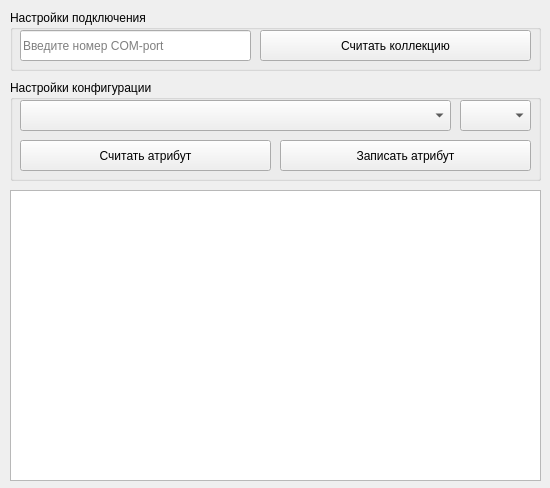
This is libs/maket.ui in loccupy/Emergency_Configurator as Qt 5 draws it before an edit. The edited form follows.
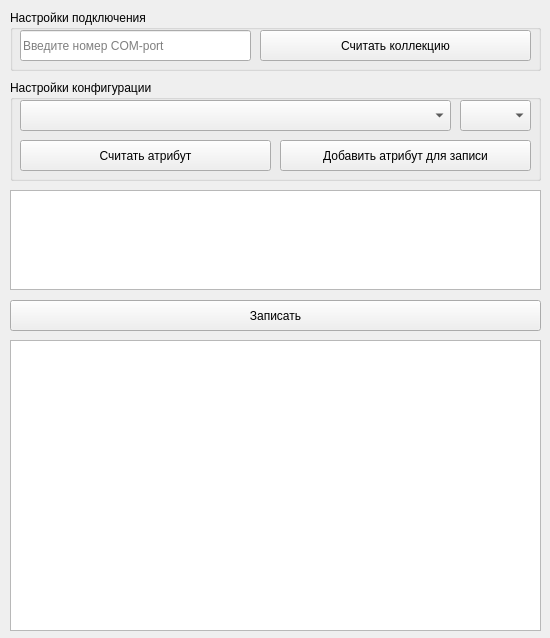
This is the edited form.

The edit to the form file:
```diff
--- a/libs/maket.ui
+++ b/libs/maket.ui
@@ -7,7 +7,7 @@
     <x>0</x>
     <y>0</y>
     <width>550</width>
-    <height>488</height>
+    <height>638</height>
    </rect>
   </property>
   <property name="minimumSize">
@@ -92,7 +92,7 @@
    <property name="geometry">
     <rect>
      <x>10</x>
-     <y>190</y>
+     <y>340</y>
      <width>531</width>
      <height>291</height>
     </rect>
@@ -170,7 +170,7 @@
      <string>Считать атрибут</string>
     </property>
    </widget>
-   <widget class="QPushButton" name="write">
+   <widget class="QPushButton" name="add_attribute">
     <property name="geometry">
      <rect>
       <x>270</x>
@@ -180,10 +180,48 @@
      </rect>
     </property>
     <property name="text">
-     <string>Записать атрибут</string>
+     <string>Добавить атрибут для записи</string>
     </property>
    </widget>
   </widget>
+  <widget class="QTextEdit" name="textEdit_2">
+   <property name="enabled">
+    <bool>true</bool>
+   </property>
+   <property name="geometry">
+    <rect>
+     <x>10</x>
+     <y>190</y>
+     <width>531</width>
+     <height>100</height>
+    </rect>
+   </property>
+   <property name="minimumSize">
+    <size>
+     <width>505</width>
+     <height>100</height>
+    </size>
+   </property>
+   <property name="maximumSize">
+    <size>
+     <width>5000</width>
+     <height>5000</height>
+    </size>
+   </property>
+  </widget>
+  <widget class="QPushButton" name="write">
+   <property name="geometry">
+    <rect>
+     <x>10</x>
+     <y>300</y>
+     <width>531</width>
+     <height>31</height>
+    </rect>
+   </property>
+   <property name="text">
+    <string>Записать</string>
+   </property>
+  </widget>
  </widget>
  <resources/>
  <connections/>
```
